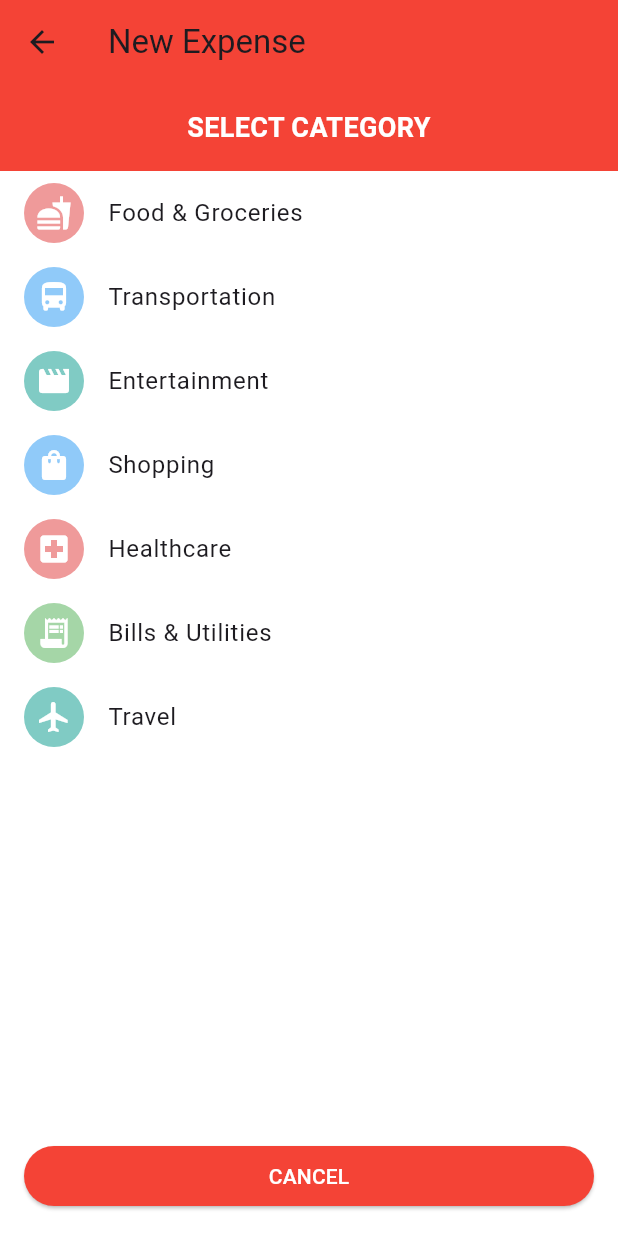
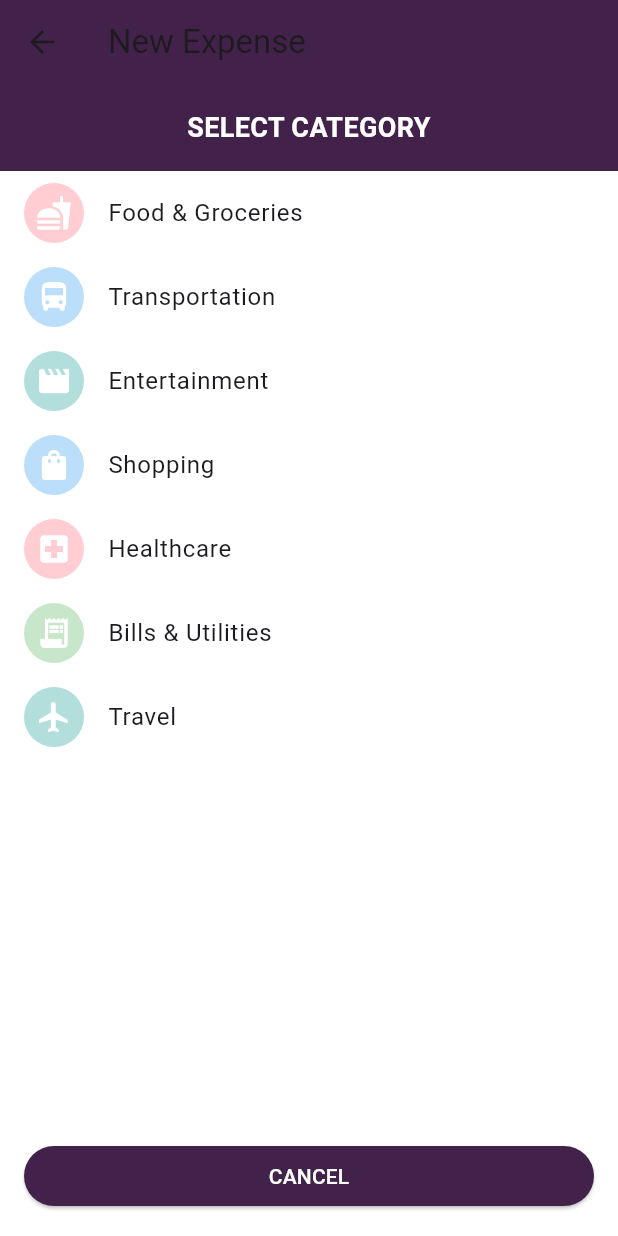
Before and after one commit to GianMen91/personal_expense_tracker, a Flutter app: the CategorySelectionScreen screen opened directly, on a phone screen of 412 x 824 dp. Run offline on Flutter 3.47's test engine with Material 3 defaults, Android fonts, the phone set to English and light mode, and no system bars; our stand-ins replace flutter_bloc, sqflite; accounts and stored records are empty.

Commit message:
create a separate class to define and retrieve the expense categoryy and use it in category_selection_screen.dart and expense_card.dart

```diff
--- /dev/null
+++ b/lib/models/expense_categories.dart
@@ -0,0 +1,64 @@
+import 'package:flutter/material.dart';
+
+import 'expense_category.dart';
+
+class ExpenseCategories {
+  static const List<ExpenseCategory> categories = [
+    ExpenseCategory(
+      id: 'food',
+      title: 'Food & Groceries',
+      icon: Icons.fastfood,
+      color: Color(0xFFFFCDD2), // Colors.red.shade200
+    ),
+    ExpenseCategory(
+      id: 'transport',
+      title: 'Transportation',
+      icon: Icons.directions_bus,
+      color: Color(0xFFBBDEFB), // Colors.blue.shade200
+    ),
+    ExpenseCategory(
+      id: 'entertainment',
+      title: 'Entertainment',
+      icon: Icons.movie,
+      color: Color(0xFFB2DFDB), // Colors.teal.shade200
+    ),
+    ExpenseCategory(
+      id: 'shopping',
+      title: 'Shopping',
+      icon: Icons.shopping_bag,
+      color: Color(0xFFBBDEFB), // Colors.blue.shade200
+    ),
+    ExpenseCategory(
+      id: 'healthcare',
+      title: 'Healthcare',
+      icon: Icons.local_hospital,
+      color: Color(0xFFFFCDD2), // Colors.red.shade200
+    ),
+    ExpenseCategory(
+      id: 'bills',
+      title: 'Bills & Utilities',
+      icon: Icons.receipt_long,
+      color: Color(0xFFC8E6C9), // Colors.green.shade200
+    ),
+    ExpenseCategory(
+      id: 'travel',
+      title: 'Travel',
+      icon: Icons.flight,
+      color: Color(0xFFB2DFDB), // Colors.teal.shade200
+    ),
+  ];
+
+  static ExpenseCategory getCategoryByTitle(String title) {
+    return categories.firstWhere(
+      (category) => category.title == title,
+      orElse: () => categories[0], // Default to first category if not found
+    );
+  }
+
+  static ExpenseCategory getCategoryById(String id) {
+    return categories.firstWhere(
+      (category) => category.id == id,
+      orElse: () => categories[0], // Default to first category if not found
+    );
+  }
+}
--- /dev/null
+++ b/lib/models/expense_category.dart
@@ -0,0 +1,15 @@
+import 'package:flutter/material.dart';
+
+class ExpenseCategory {
+  final String id;
+  final String title;
+  final IconData icon;
+  final Color color;
+
+  const ExpenseCategory({
+    required this.id,
+    required this.title,
+    required this.icon,
+    required this.color,
+  });
+}
--- a/lib/screens/category_selection_screen.dart
+++ b/lib/screens/category_selection_screen.dart
@@ -1,5 +1,8 @@
 import 'package:flutter/material.dart';
+import 'package:personal_expense_tracker/models/expense_categories.dart';
 import 'package:personal_expense_tracker/screens/new_expense_screen.dart';
+import '../constants.dart';
+import '../models/expense_category.dart';
 
 class CategorySelectionScreen extends StatelessWidget {
   const CategorySelectionScreen({super.key});
@@ -9,13 +12,13 @@ class CategorySelectionScreen extends StatelessWidget {
     return Scaffold(
       appBar: AppBar(
         title: const Text('New Expense'),
-        backgroundColor: Colors.red,
+        backgroundColor: kThemeColor,
       ),
       body: Column(
         children: [
           Container(
             width: double.infinity,
-            color: Colors.red,
+            color: kThemeColor,
             padding: const EdgeInsets.all(16),
             child: const Text(
               'SELECT CATEGORY',
@@ -28,51 +31,12 @@ class CategorySelectionScreen extends StatelessWidget {
             ),
           ),
           Expanded(
-            child: ListView(
-              children: [
-                _buildCategoryItem(
-                  context,
-                  icon: Icons.fastfood,
-                  title: 'Food & Groceries',
-                  color: Colors.red.shade200,
-                ),
-                _buildCategoryItem(
-                  context,
-                  icon: Icons.directions_bus,
-                  title: 'Transportation',
-                  color: Colors.blue.shade200,
-                ),
-                _buildCategoryItem(
-                  context,
-                  icon: Icons.movie,
-                  title: 'Entertainment',
-                  color: Colors.teal.shade200,
-                ),
-                _buildCategoryItem(
-                  context,
-                  icon: Icons.shopping_bag,
-                  title: 'Shopping',
-                  color: Colors.blue.shade200,
-                ),
-                _buildCategoryItem(
-                  context,
-                  icon: Icons.local_hospital,
-                  title: 'Healthcare',
-                  color: Colors.red.shade200,
-                ),
-                _buildCategoryItem(
-                  context,
-                  icon: Icons.receipt_long,
-                  title: 'Bills & Utilities',
-                  color: Colors.green.shade200,
-                ),
-                _buildCategoryItem(
-                  context,
-                  icon: Icons.flight,
-                  title: 'Travel',
-                  color: Colors.teal.shade200,
-                ),
-              ],
+            child: ListView.builder(
+              itemCount: ExpenseCategories.categories.length,
+              itemBuilder: (context, index) {
+                final category = ExpenseCategories.categories[index];
+                return _buildCategoryItem(context, category);
+              },
             ),
           ),
           Padding(
@@ -83,7 +47,7 @@ class CategorySelectionScreen extends StatelessWidget {
                   child: ElevatedButton(
                     onPressed: () => Navigator.pop(context),
                     style: ElevatedButton.styleFrom(
-                      backgroundColor: Colors.red,
+                      backgroundColor: kThemeColor,
                       foregroundColor: Colors.white,
                     ),
                     child: const Text('CANCEL'),
@@ -97,23 +61,18 @@ class CategorySelectionScreen extends StatelessWidget {
     );
   }
 
-  Widget _buildCategoryItem(
-    BuildContext context, {
-    required IconData icon,
-    required String title,
-    required Color color,
-  }) {
+  Widget _buildCategoryItem(BuildContext context, ExpenseCategory category) {
     return ListTile(
       leading: CircleAvatar(
-        backgroundColor: color,
-        child: Icon(icon, color: Colors.white),
+        backgroundColor: category.color,
+        child: Icon(category.icon, color: Colors.white),
       ),
-      title: Text(title),
+      title: Text(category.title),
       onTap: () {
         Navigator.push(
           context,
           MaterialPageRoute(
-            builder: (context) => NewExpenseScreen(category: title),
+            builder: (context) => NewExpenseScreen(category: category.title),
           ),
         );
       },
--- a/lib/widgets/expense_card.dart
+++ b/lib/widgets/expense_card.dart
@@ -1,28 +1,16 @@
 import 'package:flutter/material.dart';
-
-import '../constants.dart';
 import '../models/expense.dart';
+import '../models/expense_categories.dart';
 
 class ExpenseCard extends StatelessWidget {
   final Expense expense;
 
   const ExpenseCard({super.key, required this.expense});
 
-  IconData getIconForCategory(String category) {
-    switch (category.toLowerCase()) {
-      case 'clothing':
-        return Icons.shopping_bag;
-      case 'electronics':
-        return Icons.phone_iphone;
-      case 'transport':
-        return Icons.directions_car;
-      default:
-        return Icons.shopping_cart;
-    }
-  }
-
   @override
   Widget build(BuildContext context) {
+    final category = ExpenseCategories.getCategoryByTitle(expense.category);
+
     return Card(
       elevation: 0,
       color: Colors.white,
@@ -37,12 +25,12 @@ class ExpenseCard extends StatelessWidget {
             Container(
               padding: const EdgeInsets.all(8),
               decoration: BoxDecoration(
-                color: Colors.grey[100],
+                color: category.color.withOpacity(0.2),
                 borderRadius: BorderRadius.circular(12),
               ),
               child: Icon(
-                getIconForCategory(expense.category),
-                color: kThemeColor,
+                category.icon,
+                color: category.color,
                 size: 24,
               ),
             ),
@@ -60,7 +48,7 @@ class ExpenseCard extends StatelessWidget {
                   ),
                   const SizedBox(height: 4),
                   Text(
-                    expense.category,
+                    category.title,
                     style: TextStyle(
                       fontSize: 14,
                       color: Colors.grey[600],
```
